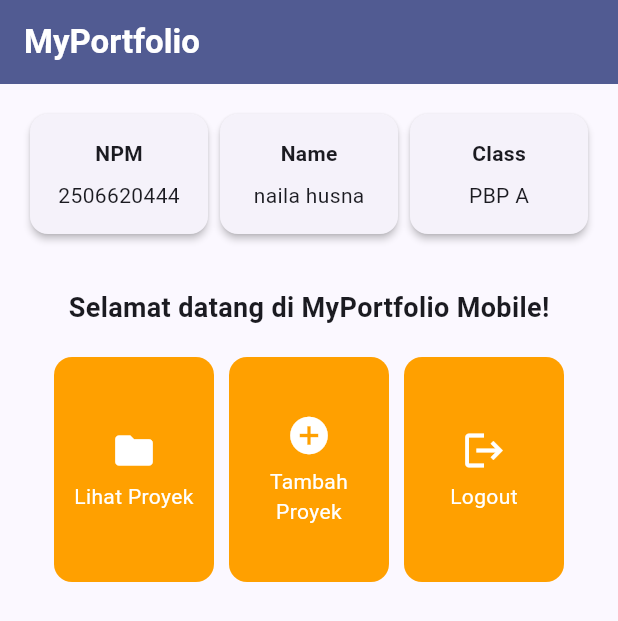
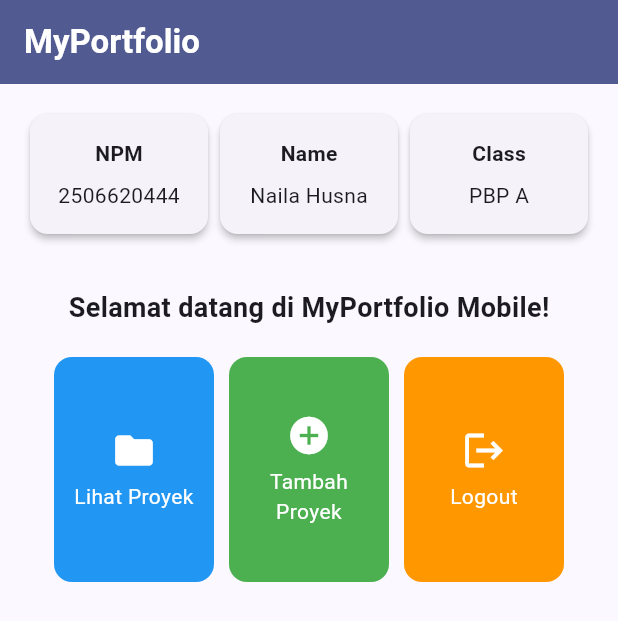
Before and after one commit to naila-husna/myportofolio_mobile, a Flutter app: the screen it shows after launch, on a phone screen of 412 x 824 dp. Shown: the top 621 px of the screen. Run offline on Flutter 3.47's test engine with Material 3 defaults, Android fonts, the phone set to English and light mode, and no system bars.

Commit message:
feat: personalize portofolio homepage and changing the color of the action cards

```diff
--- a/lib/menu.dart
+++ b/lib/menu.dart
@@ -4,13 +4,13 @@ class MyHomePage extends StatelessWidget {
   MyHomePage({super.key});
 
   final String npm = '2506620444';
-  final String nama = 'naila husna';
+  final String nama = 'Naila Husna';
   final String kelas = 'PBP A';
 
   final List<ItemHomepage> items = [
-    ItemHomepage('Lihat Proyek', Icons.folder),
-    ItemHomepage('Tambah Proyek', Icons.add_circle),
-    ItemHomepage('Logout', Icons.logout),
+    ItemHomepage('Lihat Proyek', Icons.folder, Colors.blue),
+    ItemHomepage('Tambah Proyek', Icons.add_circle, Colors.green),
+    ItemHomepage('Logout', Icons.logout, Colors.orange),
   ];
 
   @override
@@ -105,8 +105,9 @@ class InfoCard extends StatelessWidget {
 class ItemHomepage {
   final String name;
   final IconData icon;
+  final Color color;
 
-  ItemHomepage(this.name, this.icon);
+  ItemHomepage(this.name, this.icon, this.color);
 }
 
 class ItemCard extends StatelessWidget {
@@ -117,7 +118,7 @@ class ItemCard extends StatelessWidget {
   @override
   Widget build(BuildContext context) {
     return Material(
-      color: Theme.of(context).colorScheme.secondary,
+      color: item.color,
       borderRadius: BorderRadius.circular(12),
       child: InkWell(
         onTap: () {
```
